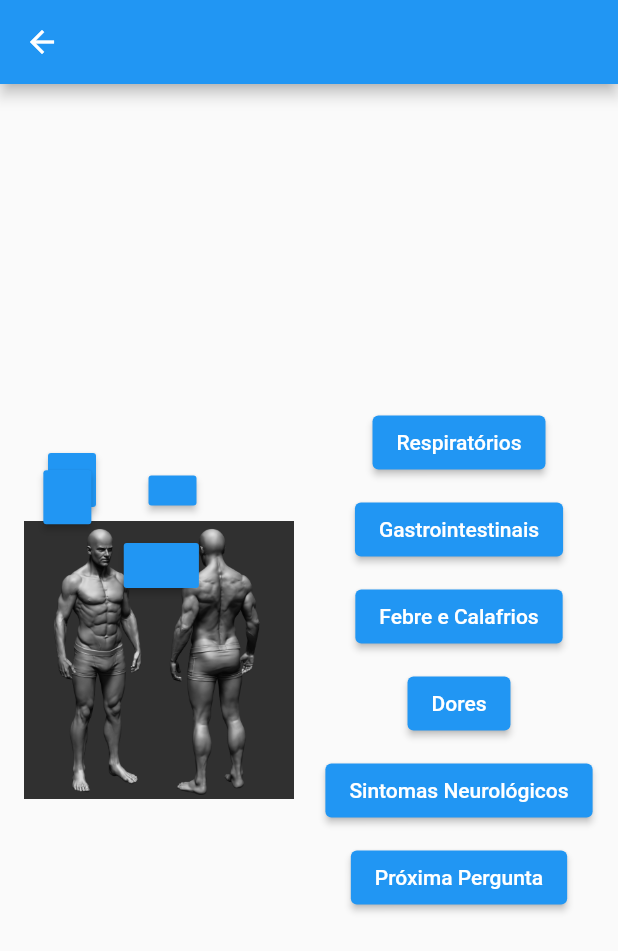
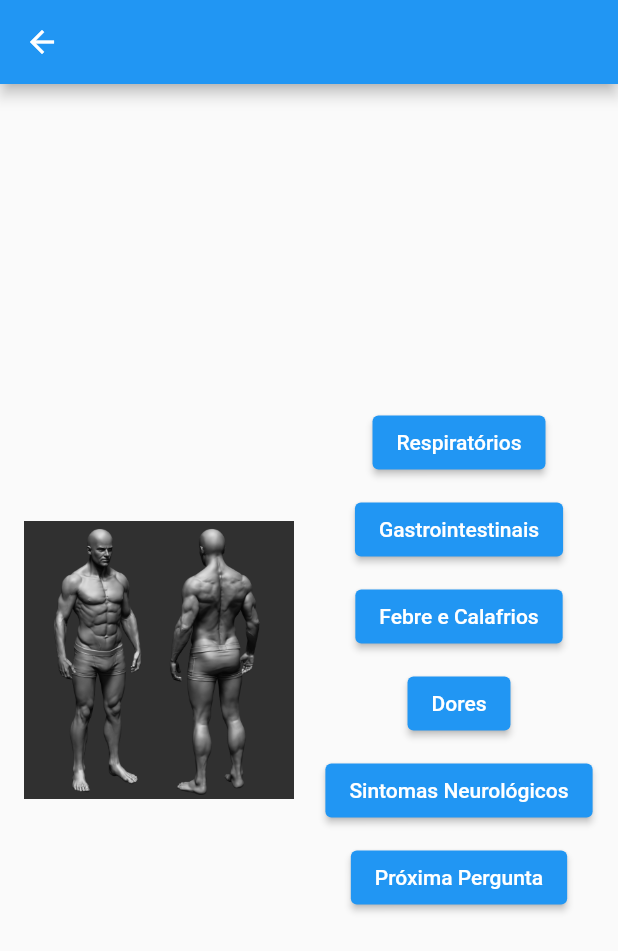
Before and after one commit to StellaKarolinaNunes/Projeto_Integrador_Handhelp_versao_1.0, a Flutter app: the PaginaSintomas screen opened directly, on a phone screen of 412 x 824 dp. Shown: the top 951 px of the screen. Run offline on Flutter 3.47's test engine with Material 2 defaults, Android fonts, the phone set to English and light mode, and no system bars; our stand-ins replace flutter_tts; Roboto replaces fonts that are missing (averia sans libre).

Commit message:
Acabei faz um corpo de cilck

```diff
--- a/lib/PaginaSin.dart
+++ b/lib/PaginaSin.dart
@@ -56,14 +56,14 @@ class _PaginaSintomasState extends State<PaginaSintomas> {
             height: 300,
           ),
           Positioned(
-            top: 13.0,
+            top: 12.0,
             left: 75.0,
             child: Column(
               children: [
                 MaterialButton(
                   minWidth: 32,
                   height: 20,
-                  color: Colors.blue,
+                  // color: Colors.blue,
                   onPressed: () {
                     _mostrarSintomas(
                         context, 'Dor no Cabeça!', ['Symptom 1', 'Symptom 2']);
@@ -74,13 +74,14 @@ class _PaginaSintomasState extends State<PaginaSintomas> {
             ),
           ),
           Positioned(
-            top: 6.0,
-            left: 8.0,
+            top: 27.0,
+            left: 65.0,
             child: Column(
               children: [
                 MaterialButton(
-                  minWidth: 15.1,
-                  color: Colors.blue,
+                  minWidth: 0.90,
+                  height: 16,
+                  // color: Colors.blue,
                   onPressed: () {
                     _mostrarSintomas(
                         context, 'Dor no Ouvido!', ['Symptom 1', 'Symptom 2']);
@@ -91,13 +92,14 @@ class _PaginaSintomasState extends State<PaginaSintomas> {
             ),
           ),
           Positioned(
-            top: 17.5,
-            left: 4.9,
+            top: 28.3,
+            left: 83.9,
             child: Column(
               children: [
                 MaterialButton(
-                  minWidth: 15.1,
-                  color: Colors.blue,
+                  minWidth: 0.90,
+                  height: 13,
+                  // color: Colors.blue,
                   onPressed: () {
                     _mostrarSintomas(
                         context, 'Dor no Olho!', ['Symptom 1', 'Symptom 2']);
@@ -115,10 +117,100 @@ class _PaginaSintomasState extends State<PaginaSintomas> {
                 MaterialButton(
                   minWidth: 50.1,
                   height: 30,
-                  color: Colors.blue,
+                  // color: Colors.blue,
                   onPressed: () {
-                    _mostrarSintomas(
-                        context, 'Dor no Peito!', ['Symptom 1', 'Symptom 2']);
+                    _mostrarSintomas(context, 'Dor no Peito!',
+                        ['Tosse', 'Falta de ar', 'Chiado no peito']);
+                  },
+                  // Other properties...
+                ),
+              ],
+            ),
+          ),
+          Positioned(
+            top: 63.0,
+            left: 195.5,
+            child: Column(
+              children: [
+                MaterialButton(
+                  minWidth: 50.1,
+                  height: 45,
+                  // color: Colors.blue,
+                  onPressed: () {
+                    _mostrarSintomas(context, 'Dor no Costa!',
+                        ['Symptom 1', 'Symptom 2']);
+                  },
+                  // Other properties...
+                ),
+              ],
+            ),
+          ),
+          Positioned(
+            top: 148.0,
+            left: 41,
+            child: Column(
+              children: [
+                MaterialButton(
+                  minWidth:10.1,
+                  height: 29,
+                  // color: Colors.blue,
+                  onPressed: () {
+                    _mostrarSintomas(context, 'Dor no Mão!',
+                        ['Symptom 1', 'Symptom 2']);
+                  },
+                  // Other properties...
+                ),
+              ],
+            ),
+          ),
+          Positioned(
+            top: 97,
+            left: 74.5,
+            child: Column(
+              children: [
+                MaterialButton(
+                  minWidth: 40.1,
+                  height: 42,
+                  // color: Colors.blue,
+                  onPressed: () {
+                    _mostrarSintomas(context, 'Dor no barrigo!',
+                        ['Symptom 1', 'Symptom 2']);
+                  },
+                  // Other properties...
+                ),
+              ],
+            ),
+          ),
+          Positioned(
+            top: 220,
+            left: 186,
+            child: Column(
+              children: [
+                MaterialButton(
+                  minWidth: 28,
+                  height: 40,
+                  // color: Colors.blue,
+                  onPressed: () {
+                    _mostrarSintomas(context, 'Dor no pantruilho!',
+                        ['Symptom 1', 'Symptom 2']);
+                  },
+                  // Other properties...
+                ),
+              ],
+            ),
+          ),
+          Positioned(
+            top: 110,
+            left: 201.9,
+            child: Column(
+              children: [
+                MaterialButton(
+                  minWidth: 30,
+                  height: 22,
+                  // color: Colors.blue,
+                  onPressed: () {
+                    _mostrarSintomas(context, 'Dor no Coluna!',
+                        ['Symptom 1', 'Symptom 2']);
                   },
                   // Other properties...
                 ),
```
